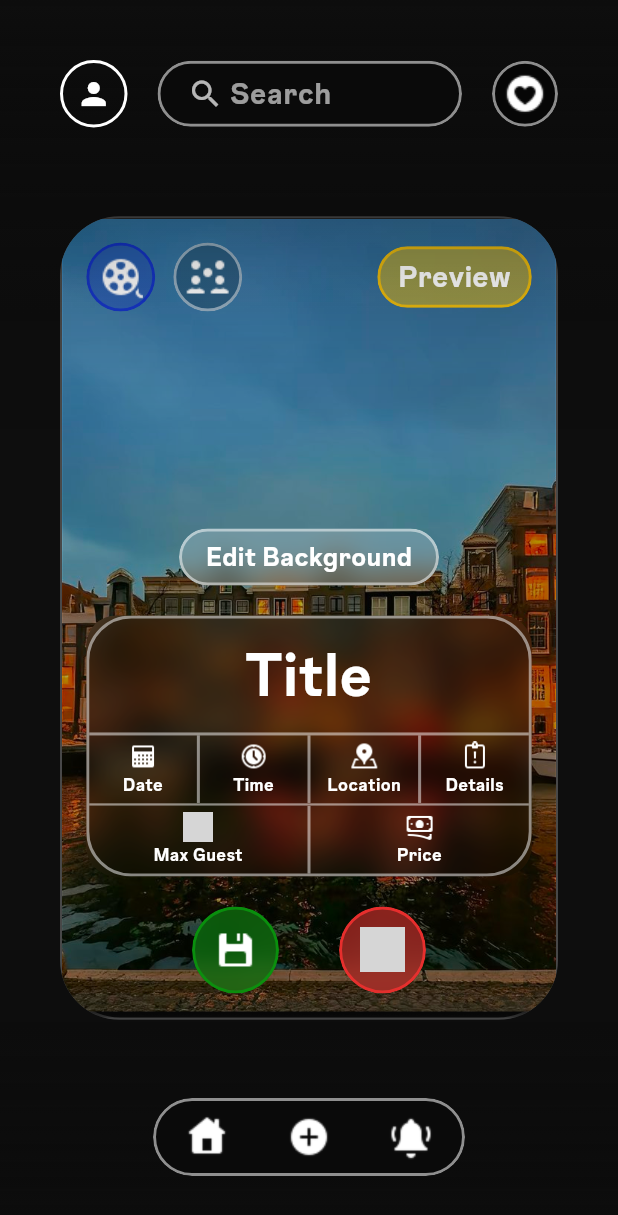
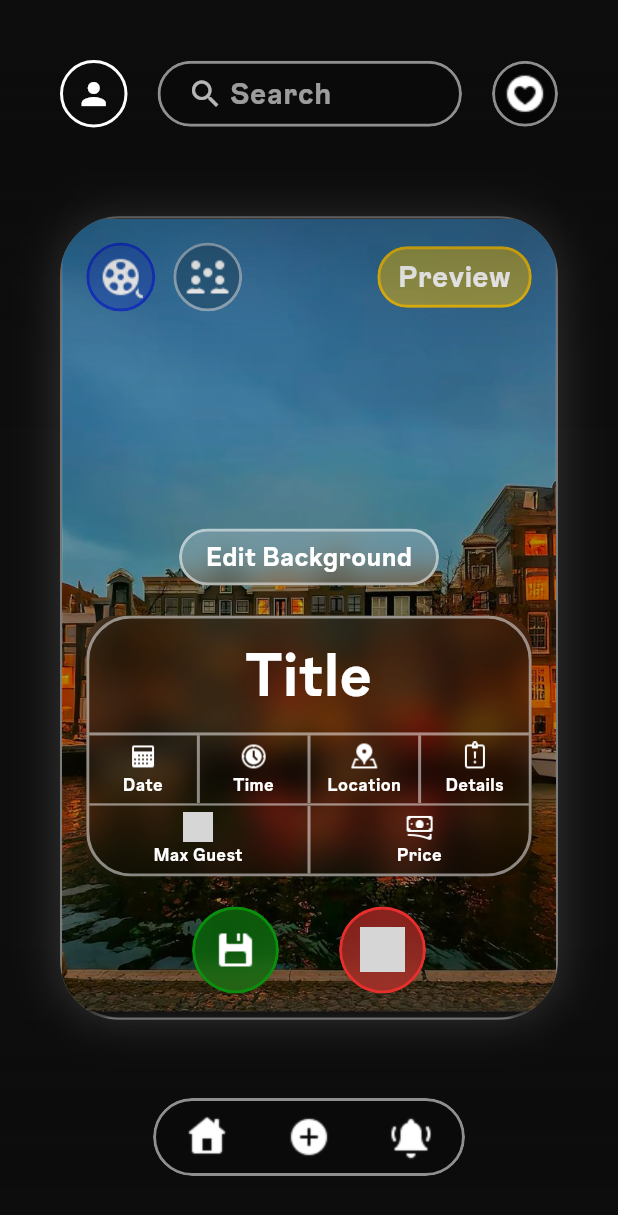
Before and after one commit to biso207/Vez, a Flutter app: the CreateEvent widget shown alone on an empty page, opened directly, on a phone screen of 412 x 824 dp. Shown: the top 1215 px of the screen. Run offline on Flutter 3.47's test engine with Material 3 defaults, Android fonts, the phone set to English and light mode, and no system bars; our stand-ins replace device_preview, geocoding, geolocator, image_picker; project files that could hold a hidden picture were left out; grey boxes are pictures that could not be loaded.

Commit message:
refine `CreateEventScreen` card styling and reorganize event logic
- **Update Event Card Styling**:
    - Enhance the card's visual depth by increasing the border opacity to `0.4`.
    - Replace standard shadows with a subtle white glow effect using a wide `blurRadius` (25) and `spreadRadius` (2) to better define the card's silhouette.
    - Add code comments regarding future shadow improvements and layout structure.

- **Refactor `CreateEventScreen`**:
    - Move the `saveEvent` method earlier in the file to group it with other event-related logic.
    - Clean up minor spacing and unused line breaks across the file for better readability.

```diff
--- a/lib/screens/create_event_screen.dart
+++ b/lib/screens/create_event_screen.dart
@@ -103,7 +103,6 @@ class _CreateEventState extends State<CreateEvent> {
   }
 
   // --- EVENT LOGIC ---
-
   Future<void> _pickBackgroundImage() async {
     final XFile? image = await picker.pickImage(source: ImageSource.gallery);
     if (image != null) {
@@ -130,8 +129,11 @@ class _CreateEventState extends State<CreateEvent> {
     });
   }
 
+  Future<void> saveEvent() async {
+    print("Event Saved: ${titleController.text}");
+  }
+
   // --- INTERACTIVE GRID LOGIC ---
-
   Future<void> _selectDate() async {
     final DateTime? picked = await showDatePicker(
       context: context,
@@ -343,7 +345,6 @@ class _CreateEventState extends State<CreateEvent> {
   }
 
   // --- SUPPORT WIDGETS WITH BLUR ---
-
   Widget _buildTopButton(String iconPath, VoidCallback onTap, {bool isBlue = false}) {
     return GestureDetector(
       onTap: onTap,
@@ -465,10 +466,27 @@ class _CreateEventState extends State<CreateEvent> {
           width: cardWidth,
           height: cardHeight,
           clipBehavior: Clip.antiAlias,
+
+          // todo: improve the background shadow
           decoration: BoxDecoration(
             borderRadius: BorderRadius.circular(40),
-            border: Border.all(color: Colors.white24, width: 1.5),
+            // 1. BORDO PIÙ LUMINOSO: Fondamentale per definire l'angolo come su Figma
+            border: Border.all(
+                color: Colors.white.withOpacity(0.4),
+                width: 1.5
+            ),
+            // 2. BAGLIORE ESTERNO (GLOW): Sostituisce l'ombra "sporca"
+            boxShadow: [
+              BoxShadow(
+                color: Colors.white.withOpacity(0.15), // Luce bianca soffusa
+                blurRadius: 25, // Ampio per non sembrare una macchia
+                spreadRadius: 2, // Definisce meglio la silhouette degli angoli
+                offset: const Offset(0, 0),
+              ),
+            ],
           ),
+
+          // centre of the card
           child: Stack(
             children: [
               // 1. Dynamic Background
@@ -650,8 +668,4 @@ class _CreateEventState extends State<CreateEvent> {
       ),
     );
   }
-
-  Future<void> saveEvent() async {
-    print("Event Saved: ${titleController.text}");
-  }
 }
```
